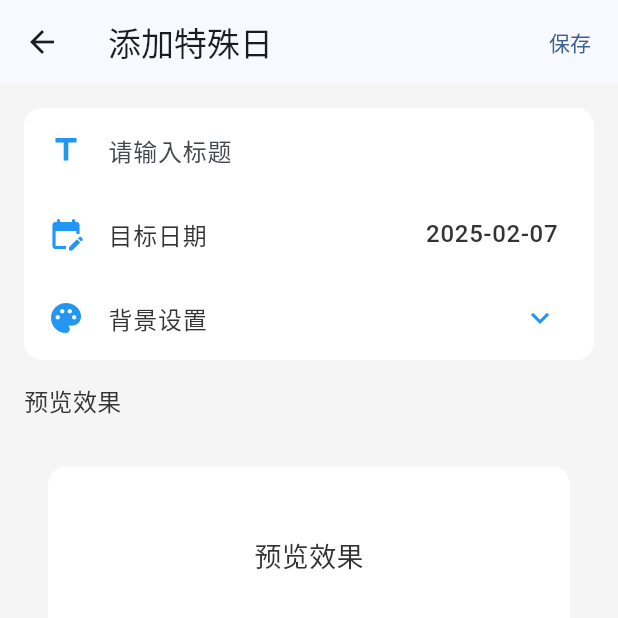
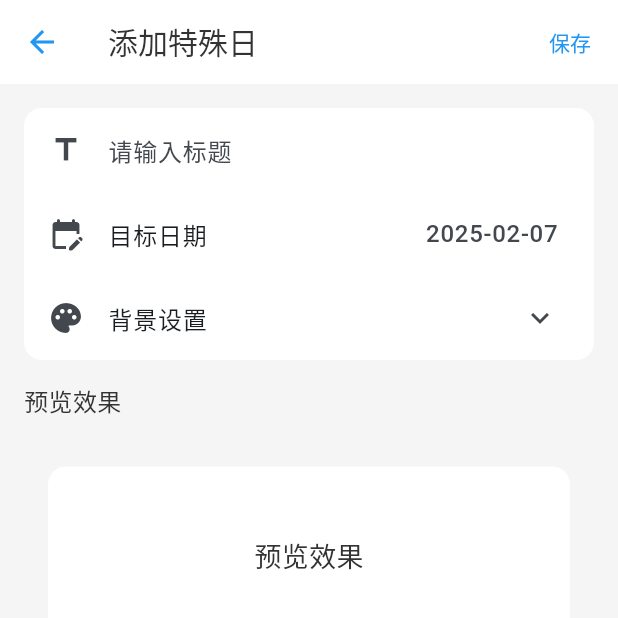
Before and after one commit to Airlur/remind_me, a Flutter app: the screen it shows after launch, after a tap on the "add" icon, on a phone screen of 412 x 824 dp, the top half of it. Run offline on Flutter 3.47's test engine with Material 3 defaults, Android fonts, the light colour scheme and no system bars; our stand-ins replace equatable, flutter_bloc, flutter_slidable, get_it, hive, hive_flutter and 1 more; accounts and stored records are empty.

Commit message:
refactor：重构主题色切换配置，美化滑动结构样式

```diff
--- a/lib/constants/colors.dart
+++ /dev/null
@@ -1,16 +0,0 @@
-import 'package:flutter/material.dart';
-
-class AppColors {
-  // 天空蓝作为主题色
-  static const Color primary = Color(0xFF4A90E2);
-
-  // 深灰色作为主要文字
-  static const Color textMain = Color(0xFF333333);
-  // 中灰色作为次要文字
-  static const Color textSub = Color(0xFF666666);
-
-  // 浅灰色作为背景
-  static const Color background = Color(0xFFF5F5F5);
-  // 白色作为卡片背景
-  static const Color card = Colors.white;
-}
--- a/lib/core/app.dart
+++ b/lib/core/app.dart
@@ -2,7 +2,6 @@ import 'package:flutter/material.dart';
 import 'package:flutter_bloc/flutter_bloc.dart';
 import 'package:remind_me/blocs/settings/settings_bloc.dart';
 import 'package:remind_me/blocs/settings/settings_state.dart';
-import 'package:remind_me/constants/colors.dart';
 import 'package:remind_me/core/routes.dart';
 import 'package:remind_me/l10n/l10n.dart';
 import 'package:remind_me/views/pages/home_page.dart';
@@ -30,18 +29,8 @@ class RemindMeApp extends StatelessWidget {
               return MaterialApp(
                 debugShowCheckedModeBanner: false,  // 关闭 "debug" 标签
                 title: 'Remind Me',
-                theme: AppTheme.lightTheme.copyWith(
-                  colorScheme: ColorScheme.fromSeed(
-                    seedColor: AppColors.primary,
-                    brightness: Brightness.light,
-                  ),
-                ),
-                darkTheme: AppTheme.darkTheme.copyWith(
-                  colorScheme: ColorScheme.fromSeed(
-                    seedColor: AppColors.primary,
-                    brightness: Brightness.dark,
-                  ),
-                ),
+                theme: AppTheme.lightTheme,         // 使用我们的主题
+                darkTheme: AppTheme.darkTheme,      // 使用我们的暗色主题
                 themeMode: settingsState.themeMode,
                 locale: context.read<LanguageCubit>().locale,
                 onGenerateRoute: AppRouter.onGenerateRoute,
--- a/lib/theme/app_colors.dart
+++ b/lib/theme/app_colors.dart
@@ -1,18 +1,46 @@
 import 'package:flutter/material.dart';
 
-class AppColors {
-  // 主色调
-  static const primary = Color(0xFF2196F3);
+abstract class AppColors {
+  // 主色调相关
+  static const primary = Color(0xFF2196F3);        // 自定义主色调
+  static const onPrimary = Colors.white;           // 自定义
+  static const primaryContainer = Color(0xFFBBDEFB);// 自定义
+  static const onPrimaryContainer = Color(0xFF1976D2);// 自定义
 
-  // 背景色
-  static const lightBackground = Color(0xFFF5F5F5);
-  static const darkBackground = Color(0xFF121212);
+  // 表面/背景相关
+  static const surface = Colors.white;              // 卡片、对话框等UI元素的背景
+  static const onSurface = Color(0xFF333333);
+  static const surfaceContainer = Color(0xFFF3F3F3);// Material 默认色
+  static const surfaceContainerLow = Color(0xFFFBFCFE);// 使用 Material 默认色
+  static const surfaceContainerHigh = Color(0xFFECEEF0);// 使用 Material 默认色
 
-  // 卡片颜色
-  static const lightCardColor = Colors.white;
-  static const darkCardColor = Color(0xFF1E1E1E);
+  // 深色模式
+  static const surfaceDark = Color(0xFF121212);     // 自定义
+  static const onSurfaceDark = Color(0xFFE0E0E0);   // 自定义
+  static const surfaceContainerDark = Color(0xFF1E1E1E); // 自定义
+  static const surfaceContainerLowDark = Color(0xFF171717);// 使用 Material 默认色
+  static const surfaceContainerHighDark = Color(0xFF252525);// 使用 Material 默认色
 
-  // 文字颜色
-  static const lightTextColor = Color(0xFF333333);
-  static const darkTextColor = Color(0xFFE0E0E0);
+  // 背景相关
+  static const surfaceTint = Color(0xFFF5F5F5);    // 页面背景色（原来的灰色）
+  static const surfaceTintDark = Color(0xFF121212); // 深色模式背景色
+  static const background = Color(0xFFF5F5F5);      // 自定义
+  static const onBackground = Color(0xFF333333);     // 自定义
+  static const backgroundDark = Color(0xFF121212);   // 自定义
+  static const onBackgroundDark = Color(0xFFE0E0E0); // 自定义
+
+  // 错误状态相关
+  static const error = Color.fromARGB(255, 240, 36, 25);           // Material 默认错误色
+  static const onError = Colors.white;              // Material 默认色
+  static const errorContainer = Color(0xFFFFDAD6);  // Material 默认色
+  static const onErrorContainer = Color(0xFF410E0B);// Material 默认色
+
+  // 滑动操作相关颜色
+  static const timelineAction = primary;        // 时间线使用主题蓝色
+  static const pinAction = Color(0xFF9C27B0);   // 置顶使用紫色
+  static const editAction = Color(0xFFFF9800);  // 编辑使用橙色
+  static const deleteAction = error;            // 删除使用错误红色
+
+  // 操作按钮文字颜色（如果需要的话）
+  static const onActionColor = Colors.white;    // 所有操作按钮的文字/图标颜色
 }
--- a/lib/theme/app_theme.dart
+++ b/lib/theme/app_theme.dart
@@ -2,65 +2,98 @@ import 'package:flutter/material.dart';
 import 'package:remind_me/theme/app_colors.dart';
 
 class AppTheme {
+
+  // 浅色模式
   static ThemeData get lightTheme {
-    return ThemeData.light().copyWith(
-      scaffoldBackgroundColor: AppColors.lightBackground,
+    final colorScheme = ColorScheme.fromSeed(
+      seedColor: AppColors.primary,
+      brightness: Brightness.light,
+    ).copyWith(
+      primary: AppColors.primary,
+      surface: AppColors.surface,
+      surfaceContainer: AppColors.surfaceContainer,
+    );
+
+    return ThemeData.light(useMaterial3: true).copyWith(
+      colorScheme: colorScheme,
+      scaffoldBackgroundColor: AppColors.surfaceTint,
+
       cardTheme: CardTheme(
-        color: AppColors.lightCardColor,
+        color: AppColors.surface,
         elevation: 0,
         shape: RoundedRectangleBorder(
           borderRadius: BorderRadius.circular(12),
         ),
       ),
+
+      appBarTheme: const AppBarTheme(
+        backgroundColor: AppColors.surface,
+        elevation: 0,
+        iconTheme: IconThemeData(color: AppColors.primary),
+        titleTextStyle: TextStyle(
+          color: AppColors.onSurface,
+          fontSize: 20,
+          fontWeight: FontWeight.w500,
+        ),
+      ),
+
+      textTheme: const TextTheme(
+        bodyLarge: TextStyle(color: AppColors.onSurface),
+        bodyMedium: TextStyle(color: AppColors.onSurface),
+        titleLarge: TextStyle(color: AppColors.onSurface),
+      ),
+
       iconTheme: const IconThemeData(
         color: AppColors.primary,
         size: 24,
       ),
-      textTheme: const TextTheme(
-        bodyLarge: TextStyle(
-          color: AppColors.lightTextColor,
-          fontSize: 16,
-        ),
-        bodyMedium: TextStyle(
-          color: AppColors.lightTextColor,
-          fontSize: 14,
-        ),
-      ),
-      listTileTheme: const ListTileThemeData(
-        iconColor: AppColors.primary,
-        textColor: AppColors.lightTextColor,
-      ),
     );
   }
 
+  // 深色模式
   static ThemeData get darkTheme {
-    return ThemeData.dark().copyWith(
-      scaffoldBackgroundColor: AppColors.darkBackground,
+    final colorScheme = ColorScheme.fromSeed(
+      seedColor: AppColors.primary,
+      brightness: Brightness.dark,
+    ).copyWith(
+      primary: AppColors.primary,
+      surface: AppColors.onSurface,
+      surfaceContainer: AppColors.surfaceContainerDark,
+    );
+
+    return ThemeData.dark(useMaterial3: true).copyWith(
+      colorScheme: colorScheme,
+      scaffoldBackgroundColor: AppColors.surfaceTintDark,
+
       cardTheme: CardTheme(
-        color: AppColors.darkCardColor,
+        color: AppColors.onSurface,
         elevation: 0,
         shape: RoundedRectangleBorder(
           borderRadius: BorderRadius.circular(12),
         ),
       ),
+
+      appBarTheme: const AppBarTheme(
+        backgroundColor: AppColors.surfaceDark,
+        elevation: 0,
+        iconTheme: IconThemeData(color: AppColors.primary),
+        titleTextStyle: TextStyle(
+          color: AppColors.onSurfaceDark,
+          fontSize: 20,
+          fontWeight: FontWeight.w500,
+        ),
+      ),
+
+      textTheme: const TextTheme(
+        bodyLarge: TextStyle(color: AppColors.onSurfaceDark),
+        bodyMedium: TextStyle(color: AppColors.onSurfaceDark),
+        titleLarge: TextStyle(color: AppColors.onSurfaceDark),
+      ),
+
       iconTheme: const IconThemeData(
         color: AppColors.primary,
         size: 24,
       ),
-      textTheme: const TextTheme(
-        bodyLarge: TextStyle(
-          color: AppColors.darkTextColor,
-          fontSize: 16,
-        ),
-        bodyMedium: TextStyle(
-          color: AppColors.darkTextColor,
-          fontSize: 14,
-        ),
-      ),
-      listTileTheme: const ListTileThemeData(
-        iconColor: AppColors.primary,
-        textColor: AppColors.darkTextColor,
-      ),
     );
   }
 }
--- a/lib/views/pages/date/components/event_card.dart
+++ b/lib/views/pages/date/components/event_card.dart
@@ -5,6 +5,7 @@ import 'package:remind_me/blocs/event/event_bloc.dart';
 import 'package:remind_me/models/event.dart';
 import 'package:remind_me/blocs/event/event_event.dart';
 import 'dart:io';
+import 'package:remind_me/theme/app_colors.dart';
 
 class EventCard extends StatelessWidget {
   final Event event;
@@ -23,39 +24,40 @@ class EventCard extends StatelessWidget {
       child: Slidable(
         startActionPane: ActionPane(
           motion: const ScrollMotion(),
+          extentRatio: 0.6,
           children: [
             SlidableAction(
               flex: 1,
               onPressed: (_) {
                 // TODO: 进入时间线记录
               },
-              backgroundColor: theme.colorScheme.primary,
-              foregroundColor: theme.colorScheme.onPrimary,
+              backgroundColor: AppColors.timelineAction,
+              foregroundColor: AppColors.onActionColor,
               icon: Icons.timeline,
               label: '时间线',
             ),
-          ],
-        ),
-        endActionPane: ActionPane(
-          motion: const ScrollMotion(),
-          extentRatio: 0.75, // 控制滑出的宽度比例
-          children: [
             SlidableAction(
               flex: 1,
               onPressed: (_) => _togglePin(context),
-              backgroundColor: theme.colorScheme.secondary,
-              foregroundColor: theme.colorScheme.onSecondary,
+              backgroundColor: AppColors.pinAction,
+              foregroundColor: AppColors.onActionColor,
               icon: event.isPinned ? Icons.push_pin : Icons.push_pin_outlined,
               label: event.isPinned ? '取消置顶' : '置顶',
               spacing: 4, // 图标和文字间距
               padding: EdgeInsets.zero, // 移除默认内边距
               autoClose: true, // 点击后自动关闭
             ),
+          ],
+        ),
+        endActionPane: ActionPane(
+          motion: const ScrollMotion(),
+          extentRatio: 0.5, // 控制滑出的宽度比例
+          children: [
             SlidableAction(
               flex: 1,
               onPressed: (_) => _editEvent(context),
-              backgroundColor: theme.colorScheme.tertiary,
-              foregroundColor: theme.colorScheme.onTertiary,
+              backgroundColor: AppColors.editAction,
+              foregroundColor: AppColors.onActionColor,
               icon: Icons.edit,
               label: '编辑',
               spacing: 4, // 图标和文字间距
@@ -65,8 +67,8 @@ class EventCard extends StatelessWidget {
             SlidableAction(
               flex: 1,
               onPressed: (_) => _deleteEvent(context),
-              backgroundColor: theme.colorScheme.error,
-              foregroundColor: theme.colorScheme.onError,
+              backgroundColor: AppColors.deleteAction,
+              foregroundColor: AppColors.onActionColor,
               icon: Icons.delete,
               label: '删除',
               spacing: 4, // 图标和文字间距
@@ -143,10 +145,8 @@ class EventCard extends StatelessWidget {
   }
 
   BoxDecoration _buildBackgroundDecoration(BuildContext context) {
-    final isDark = Theme.of(context).brightness == Brightness.dark;
-    final defaultColor = isDark
-        ? Theme.of(context).colorScheme.surfaceContainer
-        : Colors.white;
+    // final isDark = Theme.of(context).brightness == Brightness.dark;
+    final defaultColor = Theme.of(context).colorScheme.surface;  // 统一使用主题色
 
     switch (event.backgroundType) {
       case BackgroundType.color:
--- a/lib/views/pages/date/date_page.dart
+++ b/lib/views/pages/date/date_page.dart
@@ -14,12 +14,16 @@ class DatePage extends StatelessWidget {
 
   @override
   Widget build(BuildContext context) {
+    final theme = Theme.of(context);
+
     return DefaultTabController(
       length: 4,
       child: Scaffold(
         appBar: AppBar(
           toolbarHeight: 0,
-          backgroundColor: Colors.transparent,  // 使用透明背景
+          backgroundColor: theme.brightness == Brightness.light
+          ? Colors.white
+          : theme.colorScheme.surfaceContainer,
           elevation: 0,
           bottom: PreferredSize(
             preferredSize: const Size.fromHeight(48),
@@ -63,6 +67,9 @@ class DatePage extends StatelessWidget {
             context,
             RouteUtils.buildPageRoute(page: const AddEventPage()),
           ),
+          shape: const CircleBorder(),
+          backgroundColor: theme.colorScheme.surface, // 设置背景色
+          foregroundColor: theme.colorScheme.onSurface, // 设置图标色
           child: const Icon(Icons.add),
         ),
       ),
--- a/lib/views/widgets/common/bottom_nav_bar.dart
+++ b/lib/views/widgets/common/bottom_nav_bar.dart
@@ -1,5 +1,5 @@
 import 'package:flutter/material.dart';
-import 'package:remind_me/constants/colors.dart';
+// import 'package:remind_me/constants/colors.dart';
 import 'package:remind_me/utils/datetime/date_utils.dart';
 import 'package:remind_me/l10n/l10n.dart';
 
@@ -19,7 +19,7 @@ class BottomNavBar extends StatelessWidget {
     return BottomNavigationBar(
       currentIndex: currentIndex,
       onTap: onTap,
-      selectedItemColor: AppColors.primary,
+      selectedItemColor: Theme.of(context).colorScheme.primary,
       items: [
         BottomNavigationBarItem(
           icon: Stack(
@@ -34,7 +34,7 @@ class BottomNavBar extends StatelessWidget {
                     fontSize: 9,
                     fontWeight: FontWeight.bold,
                     color: currentIndex == 0
-                      ? AppColors.primary
+                      ? Theme.of(context).colorScheme.primary
                       : Theme.of(context).bottomNavigationBarTheme.unselectedItemColor
                           ?? Theme.of(context).textTheme.bodySmall?.color,
                   ),
```
